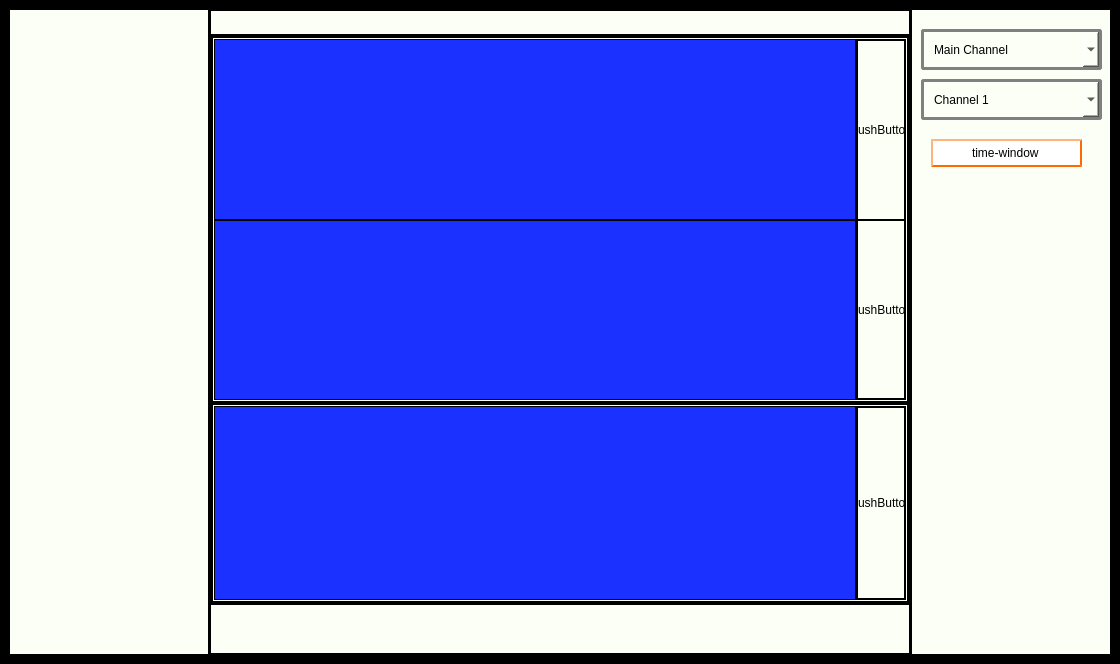
Old version of the form Qt Creator/Mainwindow_grafico.ui in the repository Mixer97/tesi_triennale.
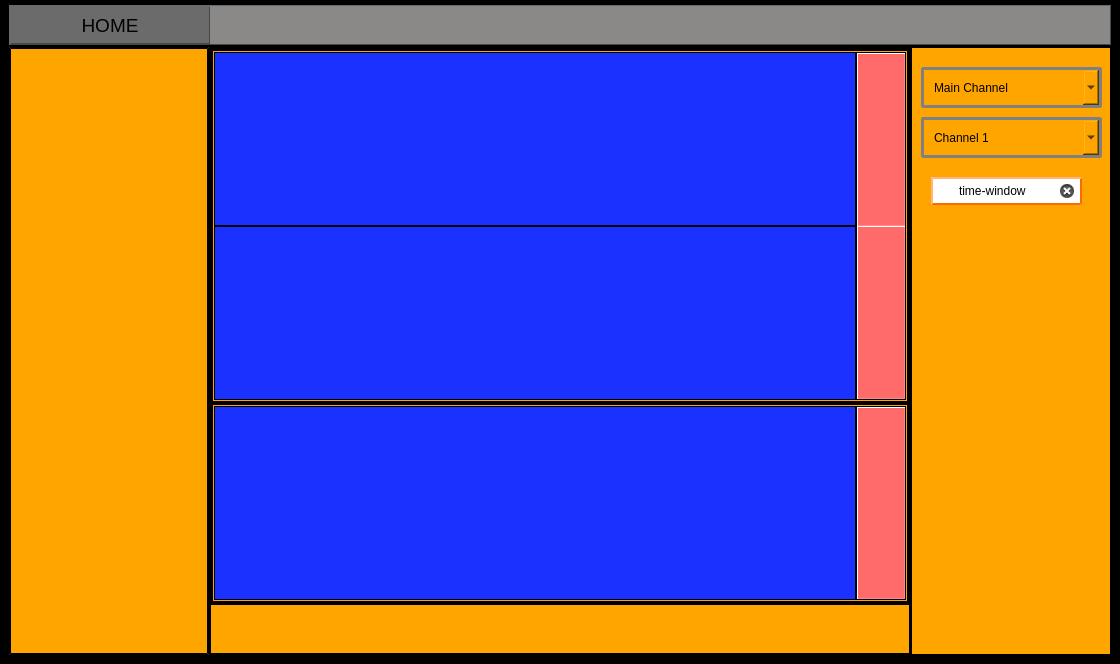
New version of the form. The open tabs and pages were chosen to show the change. Custom widgets are drawn as their Qt base class.

What changed in the file:
```diff
--- a/Qt Creator/Mainwindow_grafico.ui
+++ b/Qt Creator/Mainwindow_grafico.ui
@@ -18,17 +18,28 @@
     <string notr="true">QWidget {
 	background-color:black; 
 	border-style: outset;
-    border-width: 2px;
+    border-width: 1px;
     border-color: black;
 }
 </string>
    </property>
    <layout class="QGridLayout" name="gridLayout_2">
-    <item row="0" column="0">
+    <property name="topMargin">
+     <number>5</number>
+    </property>
+    <property name="verticalSpacing">
+     <number>2</number>
+    </property>
+    <item row="1" column="0">
      <widget class="QWidget" name="gridWidget" native="true">
       <property name="styleSheet">
-       <string notr="true">background-color: rgb(251, 255, 246);
-border-width: 1px</string>
+       <string notr="true">QWidget {
+	background-color:orange; 
+	border-style: outset;
+    border-width: 1px;
+    border-color: black;
+}
+</string>
       </property>
       <layout class="QHBoxLayout" name="horizontalLayout">
        <property name="spacing">
@@ -60,6 +71,9 @@
            <height>0</height>
           </size>
          </property>
+         <property name="styleSheet">
+          <string notr="true">    border-width: 2px;</string>
+         </property>
          <property name="frameShape">
           <enum>QFrame::StyledPanel</enum>
          </property>
@@ -93,6 +107,37 @@
            <number>0</number>
           </property>
           <item row="1" column="0">
+           <widget class="QFrame" name="frame_4">
+            <property name="sizePolicy">
+             <sizepolicy hsizetype="Preferred" vsizetype="Minimum">
+              <horstretch>0</horstretch>
+              <verstretch>0</verstretch>
+             </sizepolicy>
+            </property>
+            <property name="minimumSize">
+             <size>
+              <width>0</width>
+              <height>50</height>
+             </size>
+            </property>
+            <property name="maximumSize">
+             <size>
+              <width>16777215</width>
+              <height>16777215</height>
+             </size>
+            </property>
+            <property name="styleSheet">
+             <string notr="true">    border-width: 1px;</string>
+            </property>
+            <property name="frameShape">
+             <enum>QFrame::StyledPanel</enum>
+            </property>
+            <property name="frameShadow">
+             <enum>QFrame::Raised</enum>
+            </property>
+           </widget>
+          </item>
+          <item row="0" column="0">
            <widget class="QFrame" name="frame_5">
             <property name="sizePolicy">
              <sizepolicy hsizetype="Expanding" vsizetype="Expanding">
@@ -359,8 +404,30 @@
                         <verstretch>0</verstretch>
                        </sizepolicy>
                       </property>
+                      <property name="cursor">
+                       <cursorShape>PointingHandCursor</cursorShape>
+                      </property>
+                      <property name="styleSheet">
+                       <string notr="true">QWidget {
+	background-color:rgb(255, 106, 106); 
+	border-style: outset;
+    border-width: 1px;
+    border-color:rgb(255, 137, 137);
+	color: rgb(0,0,0);
+}
+
+QPushButton::checked {
+	background-color:rgb(152, 29, 24);
+    border-color:rgb(77, 33, 33);
+}
+
+</string>
+                      </property>
                       <property name="text">
-                       <string>PushButton</string>
+                       <string/>
+                      </property>
+                      <property name="checkable">
+                       <bool>true</bool>
                       </property>
                      </widget>
                     </item>
@@ -372,8 +439,30 @@
                         <verstretch>0</verstretch>
                        </sizepolicy>
                       </property>
+                      <property name="cursor">
+                       <cursorShape>PointingHandCursor</cursorShape>
+                      </property>
+                      <property name="styleSheet">
+                       <string notr="true">QWidget {
+	background-color:rgb(255, 106, 106); 
+	border-style: outset;
+    border-width: 1px;
+    border-color:rgb(255, 137, 137);
+	color: rgb(0,0,0);
+}
+
+QPushButton::checked {
+	background-color:rgb(152, 29, 24);
+    border-color:rgb(77, 33, 33);
+}
+
+</string>
+                      </property>
                       <property name="text">
-                       <string>PushButton</string>
+                       <string/>
+                      </property>
+                      <property name="checkable">
+                       <bool>true</bool>
                       </property>
                      </widget>
                     </item>
@@ -489,8 +578,30 @@
                         <verstretch>0</verstretch>
                        </sizepolicy>
                       </property>
+                      <property name="cursor">
+                       <cursorShape>PointingHandCursor</cursorShape>
+                      </property>
+                      <property name="styleSheet">
+                       <string notr="true">QWidget {
+	background-color:rgb(255, 106, 106); 
+	border-style: outset;
+    border-width: 1px;
+    border-color:rgb(255, 137, 137);
+	color: rgb(0,0,0);
+}
+
+QPushButton::checked {
+	background-color:rgb(152, 29, 24);
+    border-color:rgb(77, 33, 33);
+}
+
+</string>
+                      </property>
                       <property name="text">
-                       <string>PushButton</string>
+                       <string/>
+                      </property>
+                      <property name="checkable">
+                       <bool>true</bool>
                       </property>
                      </widget>
                     </item>
@@ -735,68 +846,6 @@
             </layout>
            </widget>
           </item>
-          <item row="2" column="0">
-           <widget class="QFrame" name="frame_4">
-            <property name="sizePolicy">
-             <sizepolicy hsizetype="Preferred" vsizetype="Minimum">
-              <horstretch>0</horstretch>
-              <verstretch>0</verstretch>
-             </sizepolicy>
-            </property>
-            <property name="minimumSize">
-             <size>
-              <width>0</width>
-              <height>50</height>
-             </size>
-            </property>
-            <property name="maximumSize">
-             <size>
-              <width>16777215</width>
-              <height>16777215</height>
-             </size>
-            </property>
-            <property name="frameShape">
-             <enum>QFrame::StyledPanel</enum>
-            </property>
-            <property name="frameShadow">
-             <enum>QFrame::Raised</enum>
-            </property>
-           </widget>
-          </item>
-          <item row="0" column="0">
-           <widget class="QFrame" name="frame_6">
-            <property name="sizePolicy">
-             <sizepolicy hsizetype="Preferred" vsizetype="Minimum">
-              <horstretch>0</horstretch>
-              <verstretch>0</verstretch>
-             </sizepolicy>
-            </property>
-            <property name="minimumSize">
-             <size>
-              <width>0</width>
-              <height>25</height>
-             </size>
-            </property>
-            <property name="maximumSize">
-             <size>
-              <width>16777215</width>
-              <height>25</height>
-             </size>
-            </property>
-            <property name="baseSize">
-             <size>
-              <width>0</width>
-              <height>0</height>
-             </size>
-            </property>
-            <property name="frameShape">
-             <enum>QFrame::StyledPanel</enum>
-            </property>
-            <property name="frameShadow">
-             <enum>QFrame::Raised</enum>
-            </property>
-           </widget>
-          </item>
          </layout>
         </widget>
        </item>
@@ -814,6 +863,9 @@
            <height>0</height>
           </size>
          </property>
+         <property name="styleSheet">
+          <string notr="true">    border-width: 1px;</string>
+         </property>
          <property name="frameShape">
           <enum>QFrame::StyledPanel</enum>
          </property>
@@ -968,12 +1020,108 @@
           <property name="alignment">
            <set>Qt::AlignCenter</set>
           </property>
+          <property name="clearButtonEnabled">
+           <bool>true</bool>
+          </property>
          </widget>
         </widget>
        </item>
       </layout>
      </widget>
     </item>
+    <item row="0" column="0">
+     <widget class="QFrame" name="frame_navigation">
+      <property name="minimumSize">
+       <size>
+        <width>0</width>
+        <height>40</height>
+       </size>
+      </property>
+      <property name="maximumSize">
+       <size>
+        <width>16777215</width>
+        <height>40</height>
+       </size>
+      </property>
+      <property name="styleSheet">
+       <string notr="true">QWidget {
+	background-color:rgb(138, 137, 135); 
+	border-style: outset;
+    border-width: 1px;
+    border-color: rgb(71, 71, 71);
+}
+</string>
+      </property>
+      <property name="frameShape">
+       <enum>QFrame::StyledPanel</enum>
+      </property>
+      <property name="frameShadow">
+       <enum>QFrame::Raised</enum>
+      </property>
+      <layout class="QVBoxLayout" name="verticalLayout_5">
+       <property name="spacing">
+        <number>0</number>
+       </property>
+       <property name="leftMargin">
+        <number>0</number>
+       </property>
+       <property name="topMargin">
+        <number>0</number>
+       </property>
+       <property name="rightMargin">
+        <number>0</number>
+       </property>
+       <property name="bottomMargin">
+        <number>0</number>
+       </property>
+       <item>
+        <widget class="QPushButton" name="pushButton_home">
+         <property name="sizePolicy">
+          <sizepolicy hsizetype="Minimum" vsizetype="Preferred">
+           <horstretch>0</horstretch>
+           <verstretch>0</verstretch>
+          </sizepolicy>
+         </property>
+         <property name="maximumSize">
+          <size>
+           <width>200</width>
+           <height>16777215</height>
+          </size>
+         </property>
+         <property name="font">
+          <font>
+           <pointsize>14</pointsize>
+           <italic>false</italic>
+           <bold>false</bold>
+           <strikeout>false</strikeout>
+          </font>
+         </property>
+         <property name="cursor">
+          <cursorShape>PointingHandCursor</cursorShape>
+         </property>
+         <property name="styleSheet">
+          <string notr="true">QPushButton{
+	border-width: 1px;
+	background-color:rgb(107, 107, 107);
+	color: rgb(0, 0, 0);
+}
+
+QPushButton::pressed{
+	border-width: 1px;
+	background-color:rgb(56, 56, 56);
+	color: rgb(0, 0, 0);
+
+
+}</string>
+         </property>
+         <property name="text">
+          <string>HOME</string>
+         </property>
+        </widget>
+       </item>
+      </layout>
+     </widget>
+    </item>
    </layout>
   </widget>
  </widget>
```
Left out of the diff: 152 changed lines with no effect on the pictures.
